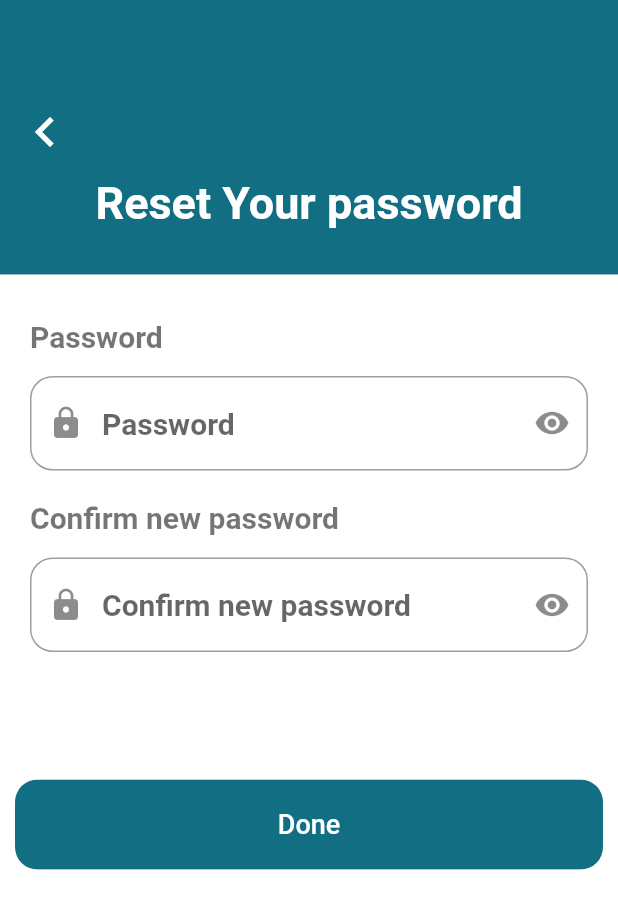
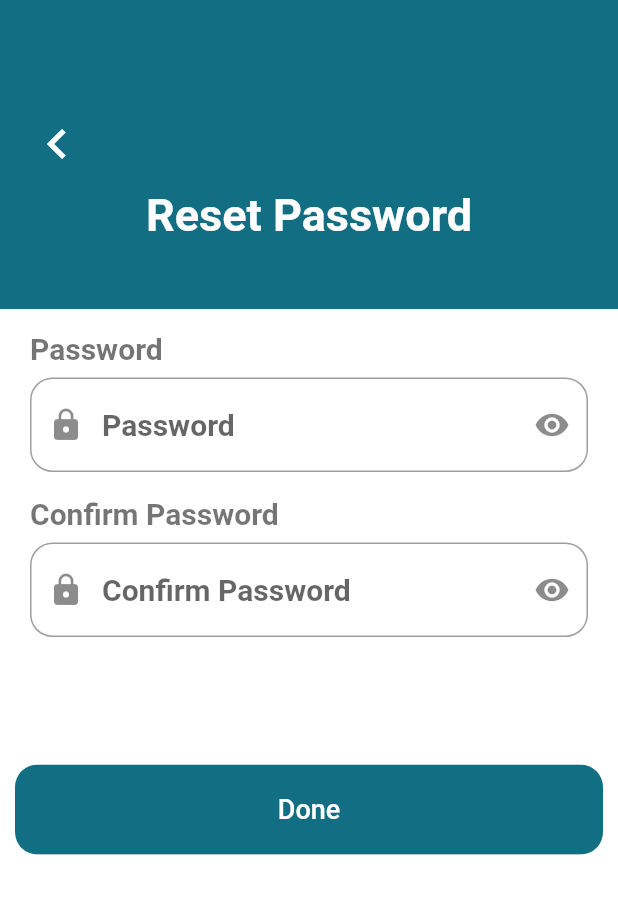
Before and after one commit to KBZouhir/o_travel, a Flutter app: the ResetPage screen opened directly, on a phone screen of 412 x 824 dp. Shown: the top 909 px of the screen. Run offline on Flutter 3.47's test engine with Material 2 defaults, Android fonts, the phone set to English and light mode, and no system bars; our stand-ins replace cached_network_image, carousel_slider, getwidget, image_picker, introduction_screen and 1 more; missing offline and left inert: dart:ffi; accounts and stored records are empty; statements that could not run were skipped.

```diff
--- a/lib/screens/auth/reset/reset.dart
+++ b/lib/screens/auth/reset/reset.dart
@@ -1,6 +1,7 @@
 import 'package:flutter/material.dart';
 import 'package:o_travel/constants.dart';
 import 'package:o_travel/screens/auth/sign_up_page.dart';
+import 'package:o_travel/screens/localization/const.dart';
 
 class ResetPage extends StatefulWidget {
   const ResetPage({Key? key}) : super(key: key);
@@ -17,16 +18,18 @@ class _ResetPageState extends State<ResetPage> {
   Widget build(BuildContext context) {
     Size size = MediaQuery.of(context).size;
     return Scaffold(
-        body:SingleChildScrollView(child:  Stack(
+        body: SingleChildScrollView(
+            child: Stack(
       children: [
         Column(
           children: [
             Container(
-                  height: size.height / 4.5,
+              height: size.height / 4,
               width: size.width,
-                  color:Theme.of(context).primaryColor,
-                ),Container(
-                  height: size.height -(size.height / 4.5),
+              color: Theme.of(context).primaryColor,
+            ),
+            Container(
+              height: size.height - (size.height / 4),
               width: size.width,
               color: Theme.of(context).backgroundColor,
             )
@@ -41,44 +44,56 @@ class _ResetPageState extends State<ResetPage> {
                 child: Column(
                   crossAxisAlignment: CrossAxisAlignment.center,
                   children: [
-                        Align(
-                          child: Icon(
+                    Row(
+                      children: [
+                        IconButton(
+                            onPressed: () {
+                              Navigator.pop(context);
+                            },
+                            icon: Icon(
                               Icons.chevron_left,
                               color: Colors.white,
                               size: 40,
+                            )),                          Spacer(),
+
+                      ],
                     ),
-                          alignment: Alignment.topLeft,
-                        ),SizedBox(height: 10,),
+                    SizedBox(
+                      height: 10,
+                    ),
                     Text(
-                          'Reset Your password',
+                      getTranslated(context, 'reset_password'),
                       style: TextStyle(
                           fontSize: 30,
                           color: Colors.white,
                           fontWeight: FontWeight.bold),
                     ),
-
                     SizedBox(
                       height: 60,
                     ),
-                      Padding(padding: EdgeInsets.symmetric(horizontal: 10),child:   Column(crossAxisAlignment: CrossAxisAlignment.start,
-                        children: [Text(
-                          'Password',
+                    Padding(
+                      padding: EdgeInsets.symmetric(horizontal: 10),
+                      child: Column(
+                        crossAxisAlignment: CrossAxisAlignment.start,
+                        children: [
+                          Text(
+                            getTranslated(context, 'password'),
                             style: TextStyle(
                                 fontWeight: FontWeight.w700,
                                 fontSize: 20.0,
-                              color:  Theme.of(context).accentColor),
+                                color: Theme.of(context).accentColor),
                           ),
                           SizedBox(
-                            height: 15,
+                            height: 8,
                           ),
                           TextField(
                             style: TextStyle(
                                 fontWeight: FontWeight.w700,
                                 fontSize: 20.0,
-                                color:  Theme.of(context).accentColor),
+                                color: Theme.of(context).accentColor),
                             obscureText: showPassword,
                             decoration: InputDecoration(
-                              hintText: 'Password',
+                              hintText: getTranslated(context, 'password'),
                               border: OutlineInputBorder(
                                   borderRadius: BorderRadius.all(Radius.circular(raduice))),
                               prefixIcon: Icon(Icons.lock),
@@ -91,25 +106,26 @@ class _ResetPageState extends State<ResetPage> {
                             ),
                           ),
                           SizedBox(
-                            height: 20,
+                            height: 16,
                           ),
                           Text(
-                            'Confirm new password',
+                            getTranslated(context, 'confirm_password'),
                             style: TextStyle(
                                 fontWeight: FontWeight.w700,
                                 fontSize: 20.0,
-                                color:  Theme.of(context).accentColor),
+                                color: Theme.of(context).accentColor),
                           ),
                           SizedBox(
-                            height: 15,
-                          ),TextField(
+                            height: 8,
+                          ),
+                          TextField(
                             style: TextStyle(
                                 fontWeight: FontWeight.w700,
                                 fontSize: 20.0,
-                                color:  Theme.of(context).accentColor),
+                                color: Theme.of(context).accentColor),
                             obscureText: showConfirmPassword,
                             decoration: InputDecoration(
-                              hintText: 'Confirm new password',
+                              hintText: getTranslated(context, 'confirm_password'),
                               border: OutlineInputBorder(
                                   borderRadius: BorderRadius.all(Radius.circular(raduice))),
                               prefixIcon: Icon(Icons.lock),
@@ -121,10 +137,12 @@ class _ResetPageState extends State<ResetPage> {
                                         () => showConfirmPassword = !showConfirmPassword),
                               ),
                             ),
-                          ),],),),
-
+                          ),
+                        ],
+                      ),
+                    ),
                     SizedBox(
-                          height:85,
+                      height: 85,
                     ),
                     Container(
                       clipBehavior: Clip.antiAliasWithSaveLayer,
@@ -135,9 +153,9 @@ class _ResetPageState extends State<ResetPage> {
                       ),
                       child: MaterialButton(
                         onPressed: () => print("Successful Login."),
-                            color:Theme.of(context).primaryColor,
+                        color: Theme.of(context).primaryColor,
                         child: Text(
-                              'Done',
+                          getTranslated(context, 'done'),
                           style: TextStyle(
                             fontSize: 18,
                             color: Colors.white,
@@ -145,7 +163,6 @@ class _ResetPageState extends State<ResetPage> {
                         ),
                       ),
                     ),
-
                   ],
                 )))
       ],
```
Also changed, not shown: lang/ar.json (+8 -3 lines), lang/en.json (+9 -3 lines), lib/main.dart (+3 -11 lines), lib/screens/auth/reset/email.dart (+19 -12 lines), lib/screens/auth/reset/verify.dart (+22 -17 lines). Lines whose indentation alone changed are shown as unchanged.
